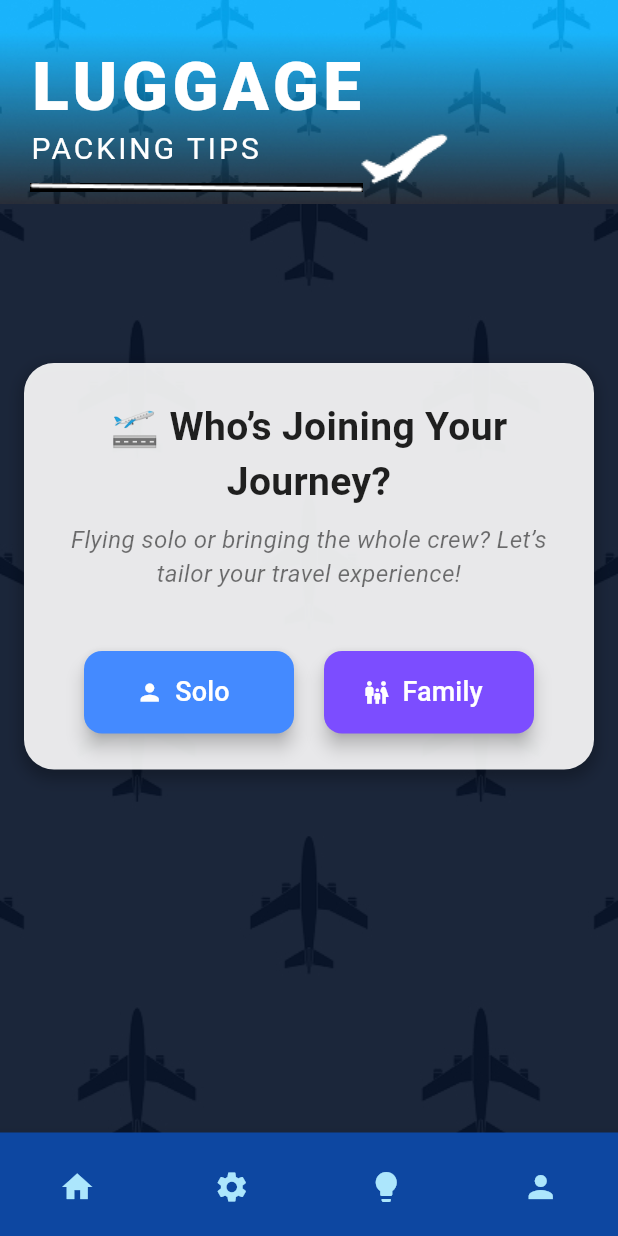
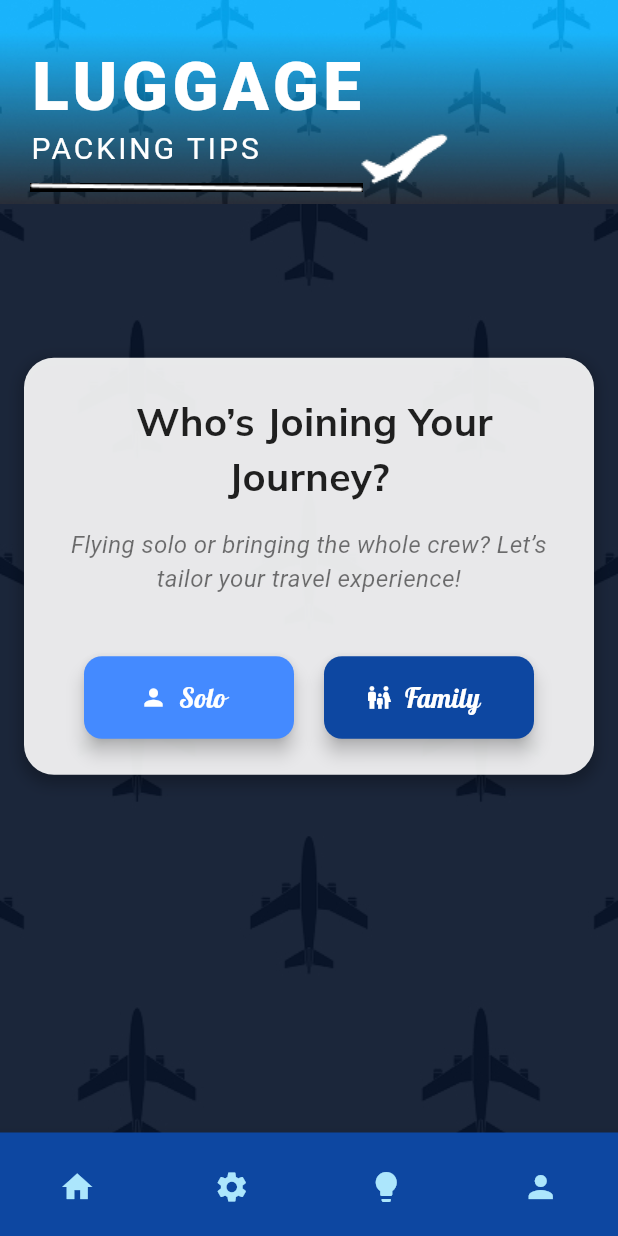
Before and after one commit to CREW-72/jet-set-go, a Flutter app: the LandingPage screen opened directly, after a tap on "Get Started", on a phone screen of 412 x 824 dp. Run offline on Flutter 3.47's test engine with Material 3 defaults, Android fonts, the phone set to English and light mode, and no system bars; our stand-ins replace cloud_firestore, file_picker, firebase_auth, firebase_core, flutter_dotenv, geolocator and 7 more; missing offline and left inert: google_maps_webservice; accounts and stored records are empty; Roboto replaces fonts that are missing (Ubuntu).

Commit message:
feat: packing_tips: UI improvements and font updates
This commit updates the UI of the packing tips feature by:

- Adding google fonts to the text
- Changing button colors
- Adding slight UI improvements

```diff
--- a/lib/packing_tips/landing_page.dart
+++ b/lib/packing_tips/landing_page.dart
@@ -1,5 +1,6 @@
 import 'package:flutter/material.dart';
 import 'package:jet_set_go/packing_tips/travel_choice.dart';
+import 'package:google_fonts/google_fonts.dart';
 
 class LandingPage extends StatelessWidget {
   const LandingPage({super.key});
@@ -42,17 +43,19 @@ class LandingPage extends StatelessWidget {
                       return Opacity(opacity: opacity, child: child);
                     },
                     child: Text(
-                      "Smart Packing Starts Here! 🎒✈️",
-                      style: TextStyle(
-                        fontSize: 30,
-                        fontWeight: FontWeight.bold,
-                        color: Colors.black,
-                        letterSpacing: 1.2,
+                      "Smart Packing Starts Here!\n \n",
+                      style: GoogleFonts.caveat(
+                        textStyle: TextStyle(
+                          fontSize: 40,
+                          fontWeight: FontWeight.bold,
+                          color: Colors.black,
+                          letterSpacing: 1.2,
+                        ),
                       ),
                       textAlign: TextAlign.center,
                     ),
                   ),
-                  SizedBox(height: 450),
+                  SizedBox(height: 350),
 
                   // Glassmorphic Container
                   Container(
@@ -90,10 +93,16 @@ class LandingPage extends StatelessWidget {
                             icon: Icon(Icons.flight_takeoff_rounded, color: Colors.white),
                             label: Text(
                               "Get Started",
-                              style: TextStyle(fontSize: 18, fontWeight: FontWeight.bold),
+                              style: GoogleFonts.lobster(
+                                textStyle: TextStyle(
+                                  fontSize: 18,
+                                  fontWeight: FontWeight.bold,
+                                  color: Colors.white,
+                                ),
+                              ),
                             ),
                             style: ElevatedButton.styleFrom(
-                              backgroundColor: Colors.blueAccent.shade700,
+                              backgroundColor: Colors.blue[900],
                               foregroundColor: Colors.white,
                               minimumSize: Size(220, 55),
                               elevation: 6,
--- a/lib/packing_tips/style.dart
+++ b/lib/packing_tips/style.dart
@@ -1,4 +1,5 @@
 import 'package:flutter/material.dart';
+import 'package:google_fonts/google_fonts.dart';
 
 class UI extends StatelessWidget {
   final Widget body;
@@ -63,11 +64,13 @@ class UI extends StatelessWidget {
             left: 20,
             child: Text(
               title,
-              style: TextStyle(
+              style: GoogleFonts.ubuntu(
+                textStyle: TextStyle(
                   fontSize: 45,
                   fontWeight: FontWeight.w900,
                   color: Colors.white,
                   letterSpacing: 3.0, // Increase the width of the letters
+                ),
               ),
             ),
           ),
@@ -76,10 +79,12 @@ class UI extends StatelessWidget {
             left: 20,
             child: Text(
               subtitle,
-              style: TextStyle(
+              style: GoogleFonts.ubuntu(
+                textStyle: TextStyle(
                   fontSize: 20,
                   color: Colors.white,
                   letterSpacing: 2.0,
+                ),
               ),
             ),
           ),
--- a/lib/packing_tips/travel_choice.dart
+++ b/lib/packing_tips/travel_choice.dart
@@ -2,6 +2,7 @@ import 'package:flutter/material.dart';
 import 'package:jet_set_go/packing_tips/security_based_tips.dart';
 import 'package:jet_set_go/packing_tips/style.dart';
 import 'package:jet_set_go/packing_tips/travel_details.dart';
+import 'package:google_fonts/google_fonts.dart';
 
 class TravelChoice extends StatelessWidget {
   const TravelChoice({super.key});
@@ -32,15 +33,17 @@ class TravelChoice extends StatelessWidget {
               children: [
                 // Attractive Heading
                 Text(
-                  "🛫 Who’s Joining Your Journey?",
+                  " Who’s Joining Your Journey?",
                   textAlign: TextAlign.center,
-                  style: TextStyle(
-                    fontSize: 26,
-                    fontWeight: FontWeight.bold,
-                    color: Colors.black87,
+                  style: GoogleFonts.mulish(
+                    textStyle: TextStyle(
+                      fontSize: 26,
+                      fontWeight: FontWeight.bold,
+                      color: Colors.black87,
+                    ),
                   ),
                 ),
-                SizedBox(height: 8),
+                SizedBox(height: 15),
                 // Subtitle with softer tone
                 Text(
                   "Flying solo or bringing the whole crew? Let’s tailor your travel experience!",
@@ -68,7 +71,9 @@ class TravelChoice extends StatelessWidget {
                       icon: Icon(Icons.person, color: Colors.white),
                       label: Text(
                         "Solo",
-                        style: TextStyle(fontSize: 18, color: Colors.white),
+                        style: GoogleFonts.lobster(
+                          textStyle: TextStyle(fontSize: 18, color: Colors.white),
+                        ),
                       ),
                       style: ElevatedButton.styleFrom(
                         backgroundColor: Colors.blueAccent,
@@ -92,10 +97,12 @@ class TravelChoice extends StatelessWidget {
                       icon: Icon(Icons.family_restroom, color: Colors.white),
                       label: Text(
                         "Family",
-                        style: TextStyle(fontSize: 18, color: Colors.white),
+                        style: GoogleFonts.lobster(
+                          textStyle: TextStyle(fontSize: 18, color: Colors.white),
+                        ),
                       ),
                       style: ElevatedButton.styleFrom(
-                        backgroundColor: Colors.deepPurpleAccent,
+                        backgroundColor: Colors.blue[900],
                         minimumSize: Size(140, 55),
                         shape: RoundedRectangleBorder(
                           borderRadius: BorderRadius.circular(12),
```
Also changed, not shown: lib/main.dart (+5 -11 lines), lib/packing_tips/efficient_packing_tips.dart (+13 -3 lines), lib/packing_tips/general_tips.dart (+13 -3 lines), lib/packing_tips/packing_selection_screen.dart (+20 -7 lines), lib/packing_tips/security_based_tips.dart (+27 -4 lines), lib/packing_tips/tech_tips.dart (+13 -3 lines), lib/packing_tips/tips_display_screen.dart (+25 -5 lines), lib/packing_tips/travel_details.dart (+20 -13 lines), lib/packing_tips/weather_based_tips.dart (+13 -3 lines). Lines whose indentation alone changed are shown as unchanged.
